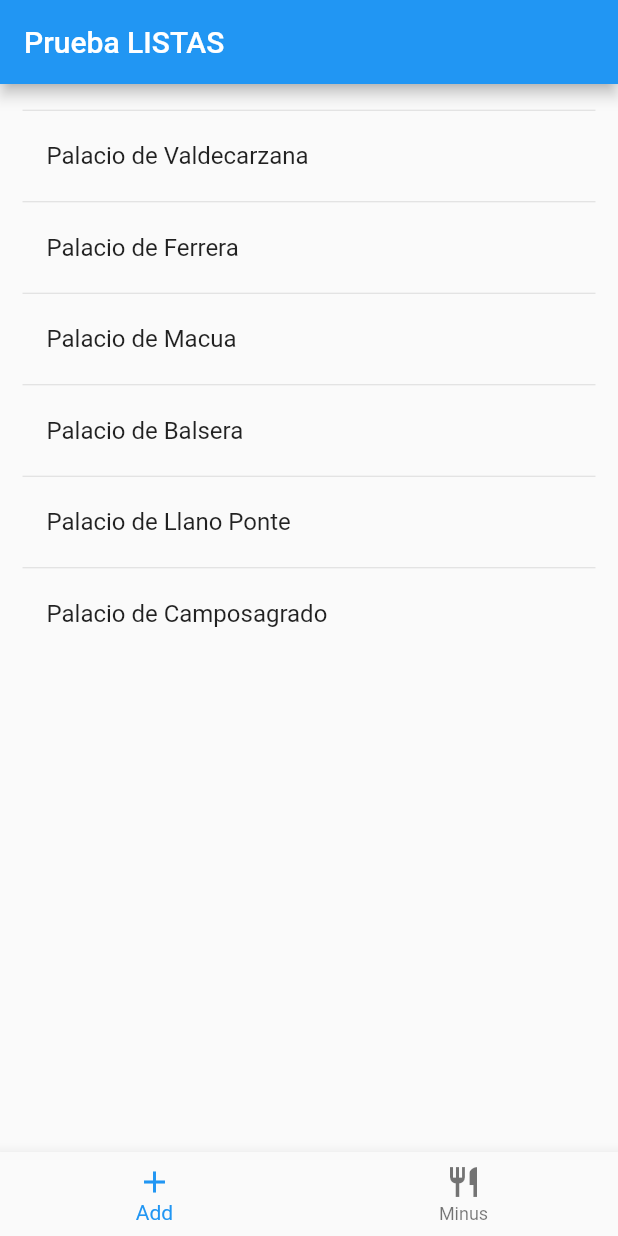
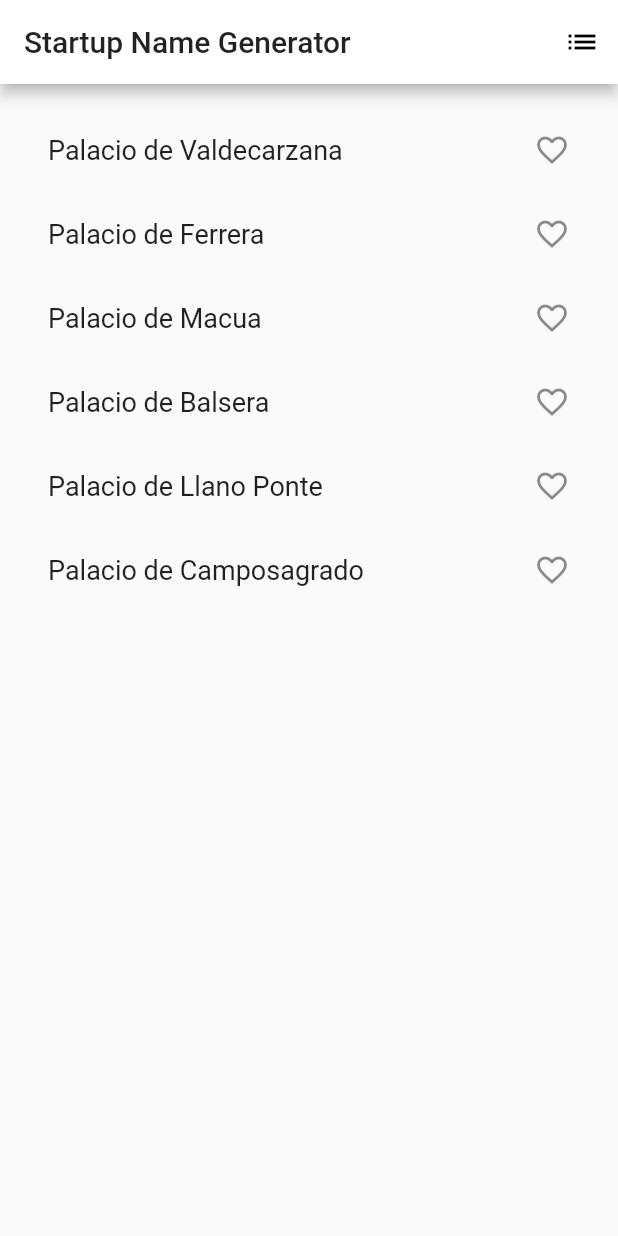
Before and after one commit to josedraco/listas_1, a Flutter app: the screen it shows after launch, on a phone screen of 412 x 824 dp. Run offline on Flutter 3.47's test engine with Material 2 defaults, Android fonts, the phone set to English and light mode, and no system bars.

Commit message:
2 commit

```diff
--- a/lib/main.dart
+++ b/lib/main.dart
@@ -1,69 +1,109 @@
+
+
 import 'package:flutter/material.dart';
-import 'package:listas_1/lugares.dart';
+import 'lugares.dart';
 
 void main() => runApp(new MyApp());
 
 class MyApp extends StatelessWidget {
-  // This widget is the root of your application.
   @override
   Widget build(BuildContext context) {
     return new MaterialApp(
-      title: 'Flutter Demo',
+      title: 'Startup Name Generator',
       theme: new ThemeData(
-        primarySwatch: Colors.blue,
+        primaryColor: Colors.white,
       ),
-      home: new MyStateFullWidget(),
+      home: new RandomWords(),
     );
   }
 }
 
-class MyStateFullWidget extends StatefulWidget
-{
+class RandomWords extends StatefulWidget {
   @override
-  _MyStateFullWid createState() => new _MyStateFullWid();
-
+  createState() => new RandomWordsState();
 }
 
-class _MyStateFullWid extends State<MyStateFullWidget>{
+class RandomWordsState extends State<RandomWords> {
+
+//  final _suggestions = <WordPair>[];
+//  final _saved = new Set<WordPair>();
+
+  final _suggestions = <Lugar>[];
+  final _saved = new Set<Lugar>();
+
+  final _biggerFont = const TextStyle(fontSize: 18.0);
 
   @override
   Widget build(BuildContext context) {
-    // TODO: implement build
     return new Scaffold(
-      appBar:  AppBar(
-        title: new Text("Prueba LISTAS"),
+      appBar: new AppBar(
+        title: new Text('Startup Name Generator'),
+        actions: <Widget>[
+          new IconButton(icon: new Icon(Icons.list), onPressed: _pushSaved)
+        ],
       ),
-      body: ListView.builder(
+      body: new ListView.builder(
+        padding: const EdgeInsets.all(16.0),
         itemCount: lugares.length,
-        padding: const EdgeInsets.all(15.0),
-        itemBuilder: (context, position){
-          return Column(
-            children: <Widget>[
-              Divider(height: 5.0,),
-              ListTile(
-                title: Text(lugares[position].name),
-              )
-            ],
+        itemBuilder: (context, i) {
+          //if (i.isOdd) return new Divider();
+
+          //final index = i ~/ 2;
+
+          print ('i= $i');
+          //print ('lugares.length = $lugares.length');
+
+          //if (i >= _suggestions.length) {
+          // _suggestions.addAll(generateWordPairs().take(10));
+          _suggestions.addAll(lugares);
+          //}
+          final pair = _suggestions[i];
+          final alreadySaved = _saved.contains(pair);
+          //return _buildRow(_suggestions[index]);
+          return new ListTile(
+            title: new Text(pair.name,style: _biggerFont,),
+            trailing: new Icon(
+              alreadySaved ? Icons.favorite : Icons.favorite_border,
+              color: alreadySaved ? Colors.red : null,
+            ),
+            onTap: () {
+              setState(
+                    () {
+                  if (alreadySaved) {
+                    _saved.remove(pair);
+                  } else {
+                    _saved.add(pair);
+                  }
+                },
+              );
+            },
           );
         },
-      ),
-      bottomNavigationBar: BottomNavigationBar(
-        currentIndex: 0,
-        onTap: modificarLista,
-        items: [
-          new BottomNavigationBarItem(icon: new Icon(Icons.add), title: new Text('Add'), backgroundColor: Colors.lightGreen),
-          new BottomNavigationBarItem(icon: new Icon(Icons.restaurant), title: new Text('Minus'), backgroundColor: Colors.red),
-        ]
       ),
     );
   }
 
-  void modificarLista (int page){
+  void _pushSaved() {
+    Navigator.of(context).push(
+      new MaterialPageRoute(
+        builder: (context) {
+          final tiles = _saved.map(
+                (pair) {
+              return new ListTile(
+                title: new Text(pair.name, style: _biggerFont, ),
+              );
+            },
+          );
+          final divided = ListTile.divideTiles(context: context, tiles: tiles,).toList();
 
-    //final Lugar l;
-
-    lugares.add( new Lugar('7','Palacio de kk','cat kk','Calle kk'));
-
+          return new Scaffold(
+            appBar: new AppBar(
+              title: new Text('Saved Suggestions'),
+            ),
+            body: new ListView(children: divided),
+          );
+        },
+      ),
+    );
   }
-
 }
```
